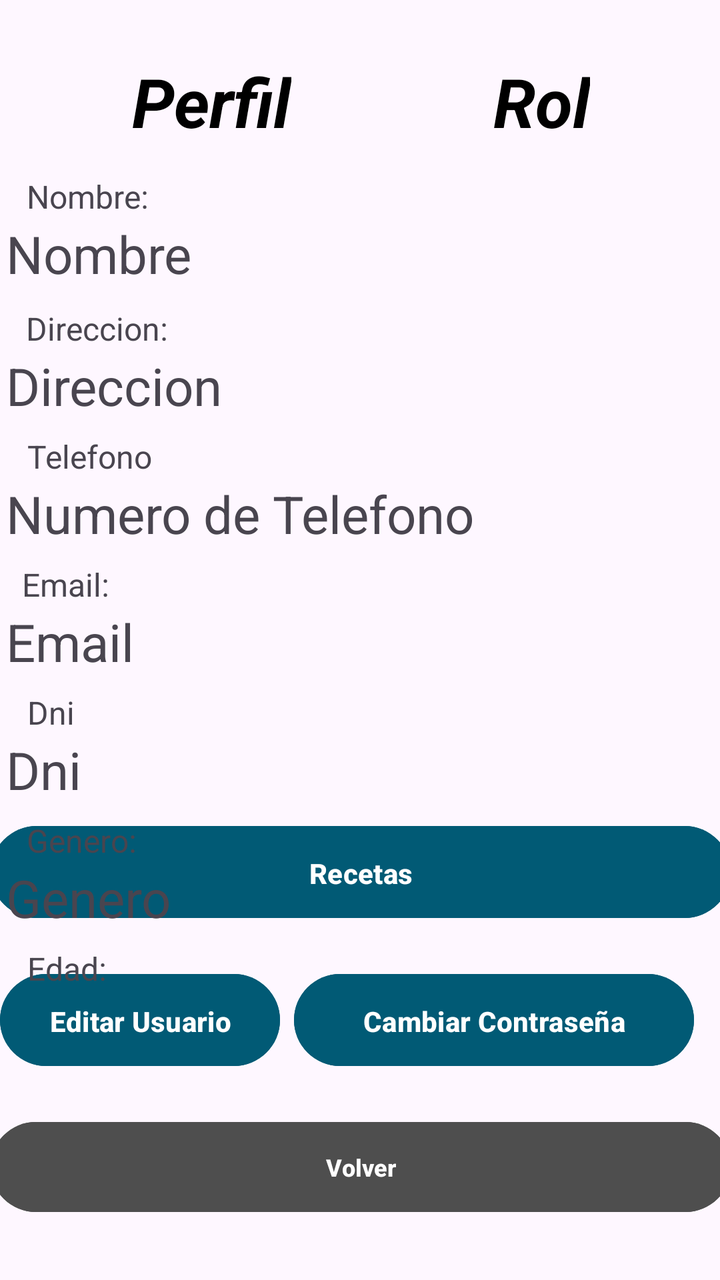
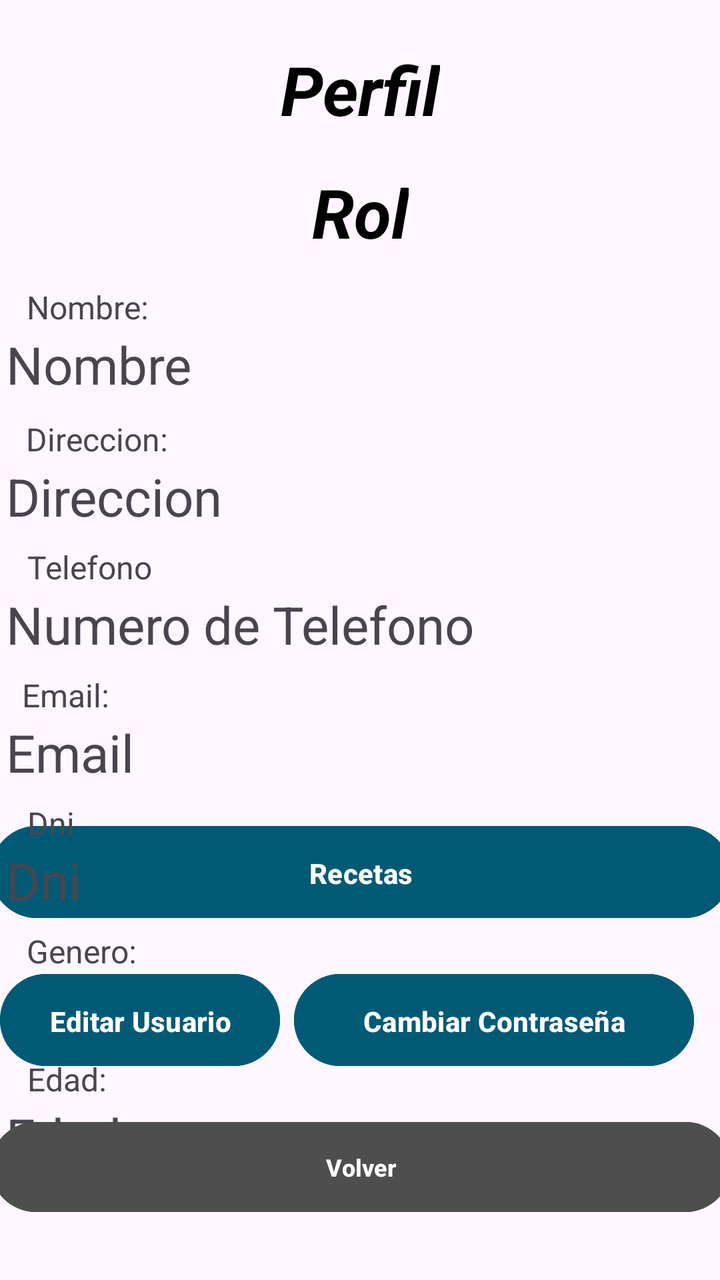

Screens rendered from an Android XML layout before and after an edit, with the pre-edit source and the edit as a unified diff.
<!-- AndroidManifest.xml: application theme Theme.MobilesVC -->
<!-- res/layout/user_view.xml -->
<?xml version="1.0" encoding="utf-8"?>
<androidx.constraintlayout.widget.ConstraintLayout xmlns:android="http://schemas.android.com/apk/res/android"
    xmlns:app="http://schemas.android.com/apk/res-auto"
    xmlns:tools="http://schemas.android.com/tools"
    android:layout_width="match_parent"
    android:layout_height="match_parent">

    <androidx.constraintlayout.widget.ConstraintLayout
        android:layout_width="match_parent"
        android:layout_height="match_parent"
        tools:layout_editor_absoluteX="-40dp"
        tools:layout_editor_absoluteY="0dp">

        <Button
            android:id="@+id/vToRecetas"
            android:layout_width="370dp"
            android:layout_height="54dp"
            android:layout_marginBottom="20dp"
            android:backgroundTint="#015A75"
            android:paddingVertical="14dp"
            android:text="Recetas"
            android:textStyle="bold"
            app:layout_constraintBottom_toTopOf="@+id/vToEditPass"
            app:layout_constraintEnd_toEndOf="parent"
            app:layout_constraintStart_toStartOf="parent" />

        <Button
            android:id="@+id/vToEditPass"
            android:layout_width="200dp"
            android:layout_height="54dp"
            android:layout_marginEnd="13dp"
            android:layout_marginBottom="20dp"
            android:backgroundTint="#015A75"
            android:paddingVertical="14dp"
            android:text="Cambiar Contraseña"
            android:textStyle="bold"
            app:layout_constraintBottom_toTopOf="@+id/vVolverPerfil"
            app:layout_constraintEnd_toEndOf="parent" />

        <TextView
            android:id="@+id/textView70"
            android:layout_width="wrap_content"
            android:layout_height="wrap_content"
            android:layout_marginTop="28dp"
            android:layout_marginEnd="35dp"
            android:fontFamily="sans-serif"
            android:text="Perfil"
            android:textColor="#000000"
            android:textSize="34sp"
            android:textStyle="bold|italic"
            app:layout_constraintEnd_toStartOf="@+id/textRol"
            app:layout_constraintStart_toStartOf="parent"
            app:layout_constraintTop_toTopOf="parent"
            tools:textSize="26sp" />

        <TextView
            android:id="@+id/vEdad"
            android:layout_width="364dp"
            android:layout_height="50dp"
            android:layout_marginStart="10dp"
            android:layout_marginTop="14dp"
            android:text="Edad"
            android:textSize="26sp"
            app:layout_constraintEnd_toEndOf="parent"
            app:layout_constraintHorizontal_bias="0.5"
            app:layout_constraintStart_toStartOf="parent"
            app:layout_constraintTop_toBottomOf="@+id/vGenero" />

        <TextView
            android:id="@+id/vGenero"
            android:layout_width="364dp"
            android:layout_height="50dp"
            android:layout_marginStart="10dp"
            android:layout_marginTop="14dp"
            android:text="Genero"
            android:textSize="26sp"
            app:layout_constraintEnd_toEndOf="parent"
            app:layout_constraintHorizontal_bias="0.50"
            app:layout_constraintStart_toStartOf="parent"
            app:layout_constraintTop_toBottomOf="@+id/vDni" />

        <TextView
            android:id="@+id/vDni"
            android:layout_width="364dp"
            android:layout_height="50dp"
            android:layout_marginStart="10dp"
            android:layout_marginTop="14dp"
            android:text="Dni"
            android:textSize="26sp"
            app:layout_constraintEnd_toEndOf="parent"
            app:layout_constraintHorizontal_bias="0.50"
            app:layout_constraintStart_toStartOf="parent"
            app:layout_constraintTop_toBottomOf="@+id/vEmail" />

        <TextView
            android:id="@+id/vEmail"
            android:layout_width="364dp"
            android:layout_height="50dp"
            android:layout_marginStart="10dp"
            android:layout_marginTop="14dp"
            android:text="Email"
            android:textSize="26sp"
            app:layout_constraintEnd_toEndOf="parent"
            app:layout_constraintHorizontal_bias="0.50"
            app:layout_constraintStart_toStartOf="parent"
            app:layout_constraintTop_toBottomOf="@+id/vTelefono" />

        <TextView
            android:id="@+id/vTelefono"
            android:layout_width="364dp"
            android:layout_height="50dp"
            android:layout_marginStart="10dp"
            android:layout_marginTop="14dp"
            android:text="Numero de Telefono"
            android:textSize="26sp"
            app:layout_constraintEnd_toEndOf="parent"
            app:layout_constraintHorizontal_bias="0.50"
            app:layout_constraintStart_toStartOf="parent"
            app:layout_constraintTop_toBottomOf="@+id/vDireccion" />

        <TextView
            android:id="@+id/vDireccion"
            android:layout_width="364dp"
            android:layout_height="50dp"
            android:layout_marginStart="10dp"
            android:layout_marginTop="16dp"
            android:text="Direccion"
            android:textSize="26sp"
            app:layout_constraintEnd_toEndOf="parent"
            app:layout_constraintHorizontal_bias="0.50"
            app:layout_constraintStart_toStartOf="parent"
            app:layout_constraintTop_toBottomOf="@+id/vNombre" />

        <Button
            android:id="@+id/vToEditUsuario"
            android:layout_width="140dp"
            android:layout_height="54dp"
            android:layout_marginStart="13dp"
            android:layout_marginEnd="20dp"
            android:layout_marginBottom="20dp"
            android:backgroundTint="#015A75"
            android:paddingVertical="14dp"
            android:text="Editar Usuario"
            android:textStyle="bold"
            app:layout_constraintBottom_toTopOf="@+id/vVolverPerfil"
            app:layout_constraintEnd_toStartOf="@+id/vToEditPass"
            app:layout_constraintStart_toStartOf="parent" />

        <TextView
            android:id="@+id/textRol"
            android:layout_width="wrap_content"
            android:layout_height="wrap_content"
            android:layout_marginTop="28dp"
            android:layout_marginEnd="65dp"
            android:fontFamily="sans-serif"
            android:text="Rol"
            android:textColor="#000000"
            android:textSize="34sp"
            android:textStyle="bold|italic"
            app:layout_constraintEnd_toEndOf="parent"
            app:layout_constraintTop_toTopOf="parent"
            tools:textSize="26sp" />

        <Button
            android:id="@+id/vVolverPerfil"
            android:layout_width="370dp"
            android:layout_height="53dp"
            android:layout_marginHorizontal="24dp"
            android:layout_marginStart="13dp"
            android:layout_marginEnd="13dp"
            android:layout_marginBottom="30dp"
            android:backgroundTint="#4E4E4E"
            android:paddingVertical="10dp"
            android:text="Volver"
            android:textSize="12sp"
            android:textStyle="bold"
            android:visibility="visible"
            app:layout_constraintBottom_toBottomOf="parent"
            app:layout_constraintEnd_toEndOf="parent"
            app:layout_constraintStart_toStartOf="parent" />

        <TextView
            android:id="@+id/vNombre"
            android:layout_width="364dp"
            android:layout_height="50dp"
            android:layout_marginStart="10dp"
            android:layout_marginTop="36dp"
            android:text="Nombre"
            android:textSize="26sp"
            app:layout_constraintEnd_toEndOf="parent"
            app:layout_constraintStart_toStartOf="parent"
            app:layout_constraintTop_toBottomOf="@+id/textRol" />

        <TextView
            android:id="@+id/textView14"
            android:layout_width="65dp"
            android:layout_height="22dp"
            android:text="Nombre:"
            android:textSize="16sp"
            app:layout_constraintBottom_toTopOf="@+id/vNombre"
            app:layout_constraintEnd_toEndOf="parent"
            app:layout_constraintHorizontal_bias="0.045"
            app:layout_constraintStart_toStartOf="parent"
            app:layout_constraintTop_toTopOf="parent"
            app:layout_constraintVertical_bias="1.0" />

        <TextView
            android:id="@+id/textView16"
            android:layout_width="75dp"
            android:layout_height="22dp"
            android:text="Direccion:"
            android:textSize="16sp"
            app:layout_constraintBottom_toTopOf="@+id/vDireccion"
            app:layout_constraintEnd_toEndOf="parent"
            app:layout_constraintHorizontal_bias="0.046"
            app:layout_constraintStart_toStartOf="parent"
            app:layout_constraintTop_toTopOf="parent"
            app:layout_constraintVertical_bias="1.0" />

        <TextView
            android:id="@+id/textView17"
            android:layout_width="66dp"
            android:layout_height="22dp"
            android:text="Telefono:"
            android:textSize="16sp"
            app:layout_constraintBottom_toTopOf="@+id/vTelefono"
            app:layout_constraintEnd_toEndOf="parent"
            app:layout_constraintHorizontal_bias="0.046"
            app:layout_constraintStart_toStartOf="parent"
            app:layout_constraintTop_toTopOf="parent"
            app:layout_constraintVertical_bias="1.0" />

        <TextView
            android:id="@+id/textView18"
            android:layout_width="50dp"
            android:layout_height="22dp"
            android:text="Email:"
            android:textSize="16sp"
            app:layout_constraintBottom_toTopOf="@+id/vEmail"
            app:layout_constraintEnd_toEndOf="parent"
            app:layout_constraintHorizontal_bias="0.036"
            app:layout_constraintStart_toStartOf="parent"
            app:layout_constraintTop_toTopOf="parent"
            app:layout_constraintVertical_bias="1.0" />

        <TextView
            android:id="@+id/textView19"
            android:layout_width="27dp"
            android:layout_height="22dp"
            android:text="Dni:"
            android:textSize="16sp"
            app:layout_constraintBottom_toTopOf="@+id/vDni"
            app:layout_constraintEnd_toEndOf="parent"
            app:layout_constraintHorizontal_bias="0.041"
            app:layout_constraintStart_toStartOf="parent"
            app:layout_constraintTop_toTopOf="parent"
            app:layout_constraintVertical_bias="1.0" />

        <TextView
            android:id="@+id/textView20"
            android:layout_width="55dp"
            android:layout_height="22dp"
            android:text="Genero:"
            android:textSize="16sp"
            app:layout_constraintBottom_toTopOf="@+id/vGenero"
            app:layout_constraintEnd_toEndOf="parent"
            app:layout_constraintHorizontal_bias="0.044"
            app:layout_constraintStart_toStartOf="parent"
            app:layout_constraintTop_toTopOf="parent"
            app:layout_constraintVertical_bias="1.0" />

        <TextView
            android:id="@+id/textView21"
            android:layout_width="40dp"
            android:layout_height="22dp"
            android:text="Edad:"
            android:textSize="16sp"
            app:layout_constraintBottom_toTopOf="@+id/vEdad"
            app:layout_constraintEnd_toEndOf="parent"
            app:layout_constraintHorizontal_bias="0.043"
            app:layout_constraintStart_toStartOf="parent"
            app:layout_constraintTop_toTopOf="parent"
            app:layout_constraintVertical_bias="1.0" />
    </androidx.constraintlayout.widget.ConstraintLayout>

</androidx.constraintlayout.widget.ConstraintLayout>
<!-- resources referenced by this layout -->
<resources>
  <style name="Theme.MobilesVC" parent="Base.Theme.MobilesVC" />
  <style name="Base.Theme.MobilesVC" parent="Theme.Material3.DayNight.NoActionBar">
          
          
      </style>
</resources>

<!-- the commit's change to res/layout/user_view.xml (unified diff, before → after) -->
@@ -41,14 +41,14 @@
             android:id="@+id/textView70"
             android:layout_width="wrap_content"
             android:layout_height="wrap_content"
-            android:layout_marginTop="28dp"
-            android:layout_marginEnd="35dp"
+            android:layout_marginTop="22dp"
             android:fontFamily="sans-serif"
             android:text="Perfil"
             android:textColor="#000000"
             android:textSize="34sp"
             android:textStyle="bold|italic"
-            app:layout_constraintEnd_toStartOf="@+id/textRol"
+            app:layout_constraintEnd_toEndOf="parent"
+            app:layout_constraintHorizontal_bias="0.500"
             app:layout_constraintStart_toStartOf="parent"
             app:layout_constraintTop_toTopOf="parent"
             tools:textSize="26sp" />
@@ -150,15 +150,15 @@
             android:id="@+id/textRol"
             android:layout_width="wrap_content"
             android:layout_height="wrap_content"
-            android:layout_marginTop="28dp"
-            android:layout_marginEnd="65dp"
+            android:layout_marginTop="16dp"
             android:fontFamily="sans-serif"
             android:text="Rol"
             android:textColor="#000000"
             android:textSize="34sp"
             android:textStyle="bold|italic"
             app:layout_constraintEnd_toEndOf="parent"
-            app:layout_constraintTop_toTopOf="parent"
+            app:layout_constraintStart_toStartOf="parent"
+            app:layout_constraintTop_toBottomOf="@+id/textView70"
             tools:textSize="26sp" />
 
         <Button
